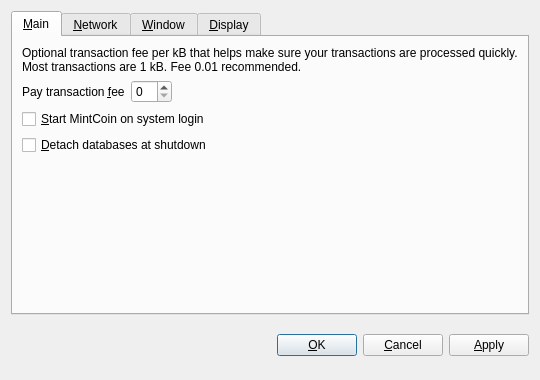
Qt form src/qt/forms/optionsdialog.ui (Crestington/mintcoin) before a commit.
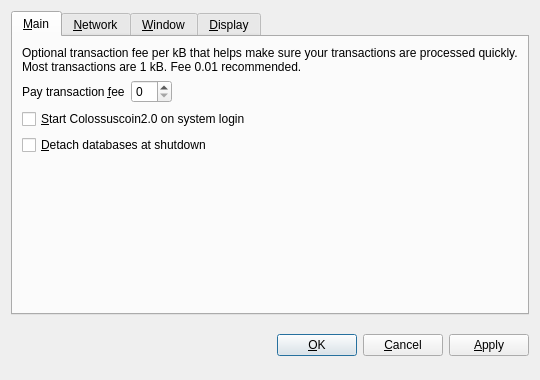
The same form after that commit. Custom widgets are drawn as their Qt base class.

```diff
--- a/src/qt/forms/optionsdialog.ui
+++ b/src/qt/forms/optionsdialog.ui
@@ -82,7 +82,7 @@
           <string>Automatically start MintCoin after logging in to the system.</string>
          </property>
          <property name="text">
-          <string>&amp;Start MintCoin on system login</string>
+          <string>&amp;Start Colossuscoin2.0 on system login</string>
          </property>
         </widget>
        </item>
```
Left out of the diff: 12 changed lines with no effect on the pictures.
